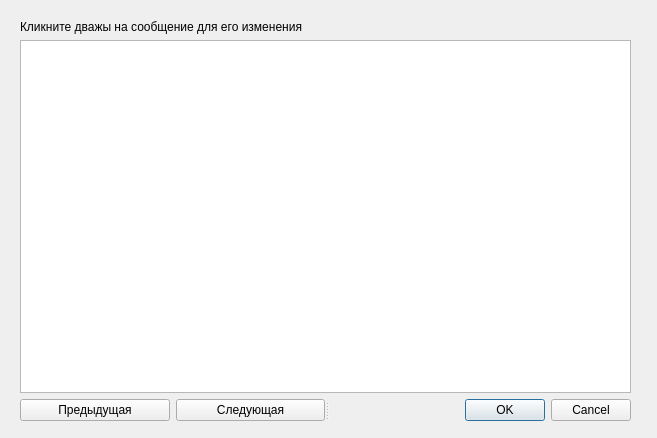
Old version of the form windoweditmsglist.ui in the repository LeagueOfDevelopers/Today.
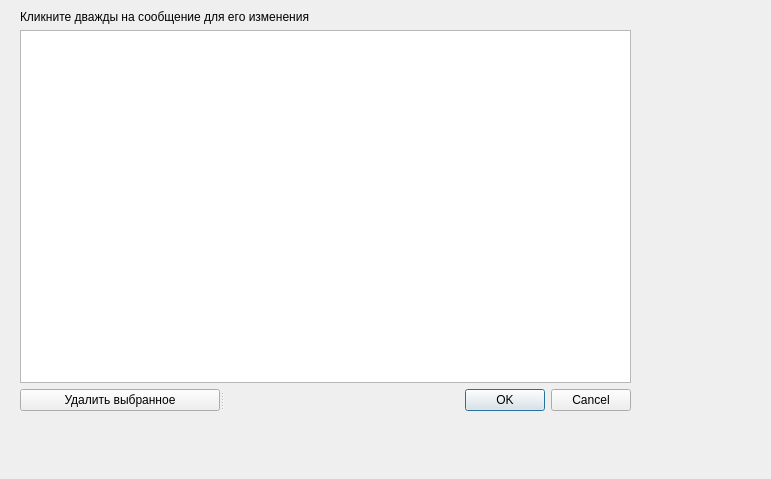
New version of the form.

What changed in the file:
```diff
--- a/windoweditmsglist.ui
+++ b/windoweditmsglist.ui
@@ -6,8 +6,8 @@
    <rect>
     <x>0</x>
     <y>0</y>
-    <width>657</width>
-    <height>438</height>
+    <width>771</width>
+    <height>479</height>
    </rect>
   </property>
   <property name="windowTitle">
@@ -20,7 +20,7 @@
    <property name="geometry">
     <rect>
      <x>20</x>
-     <y>20</y>
+     <y>10</y>
      <width>611</width>
      <height>401</height>
     </rect>
@@ -39,7 +39,7 @@
 </string>
       </property>
       <property name="text">
-       <string>Кликните дважы на сообщение для его изменения</string>
+       <string>Кликните дважды на сообщение для его изменения</string>
       </property>
      </widget>
     </item>
@@ -51,23 +51,16 @@
       <property name="orientation">
        <enum>Qt::Horizontal</enum>
       </property>
-      <widget class="QWidget" name="layoutWidget">
-       <layout class="QHBoxLayout" name="horizontalLayout">
-        <item>
-         <widget class="QPushButton" name="pushButton">
-          <property name="text">
-           <string>Предыдущая</string>
-          </property>
-         </widget>
-        </item>
-        <item>
-         <widget class="QPushButton" name="pushButton_2">
-          <property name="text">
-           <string>Следующая</string>
-          </property>
-         </widget>
-        </item>
-       </layout>
+      <widget class="QPushButton" name="buttonDelete">
+       <property name="maximumSize">
+        <size>
+         <width>200</width>
+         <height>16777215</height>
+        </size>
+       </property>
+       <property name="text">
+        <string>Удалить выбранное</string>
+       </property>
       </widget>
       <widget class="QDialogButtonBox" name="buttonBox">
        <property name="standardButtons">
```
